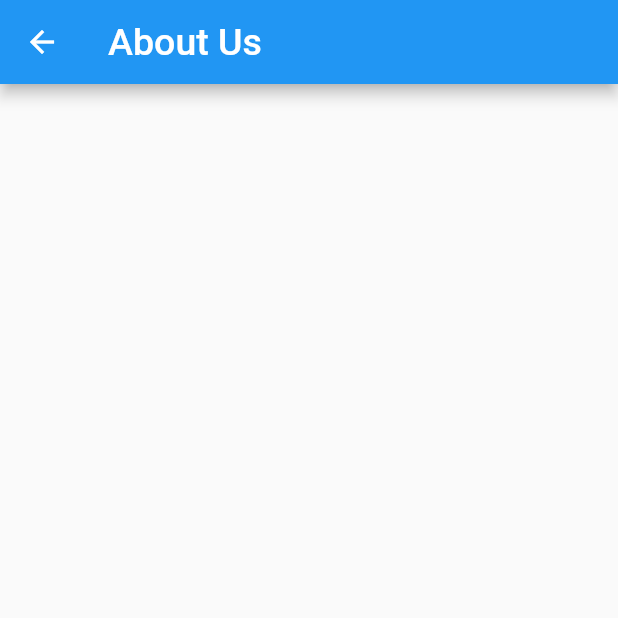
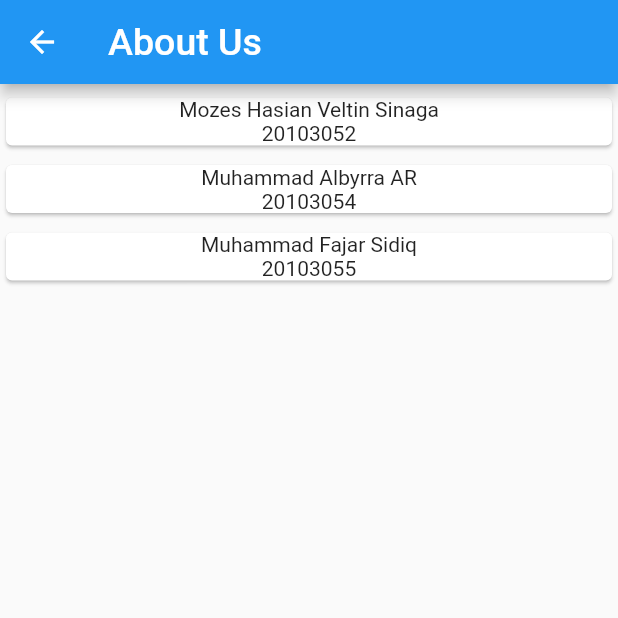
Before and after one commit to fajrsidiq/whistlist-app, a Flutter app: the AboutPage screen opened directly, on a phone screen of 412 x 824 dp, the top half of it. Run offline on Flutter 3.47's test engine with Material 2 defaults, Android fonts, the phone set to English and light mode, and no system bars; our stand-ins replace cloud_firestore, firebase_core; accounts and stored records are empty.

Commit message:
update aboutpage

```diff
--- a/lib/about_page.dart
+++ b/lib/about_page.dart
@@ -12,9 +12,37 @@ class AboutPage extends StatelessWidget {
             style: TextStyle(color: Colors.white, fontSize: 25),
           ),
         ),
-      body: Column(
-
+        body: ListView(children: [
+          Padding(
+            padding: const EdgeInsets.only(top: 5),
+            child: Card(
+                child: (Column(
+              children: [
+                Text("Mozes Hasian Veltin Sinaga"),
+                Text("20103052"),
+              ],
+            ))),
           ),
-    );
+          Padding(
+            padding: const EdgeInsets.only(top: 5),
+            child: Card(
+                child: (Column(
+              children: [
+                Text("Muhammad Albyrra AR"),
+                Text("20103054"),
+              ],
+            ))),
+          ),
+          Padding(
+           padding: const EdgeInsets.only(top: 5),
+            child: Card(
+                child: (Column(
+              children: [
+                Text("Muhammad Fajar Sidiq"),
+                Text("20103055"),
+              ],
+            ))),
+          ),
+        ]));
   }
 }
```
Lines whose indentation alone changed are shown as unchanged.
